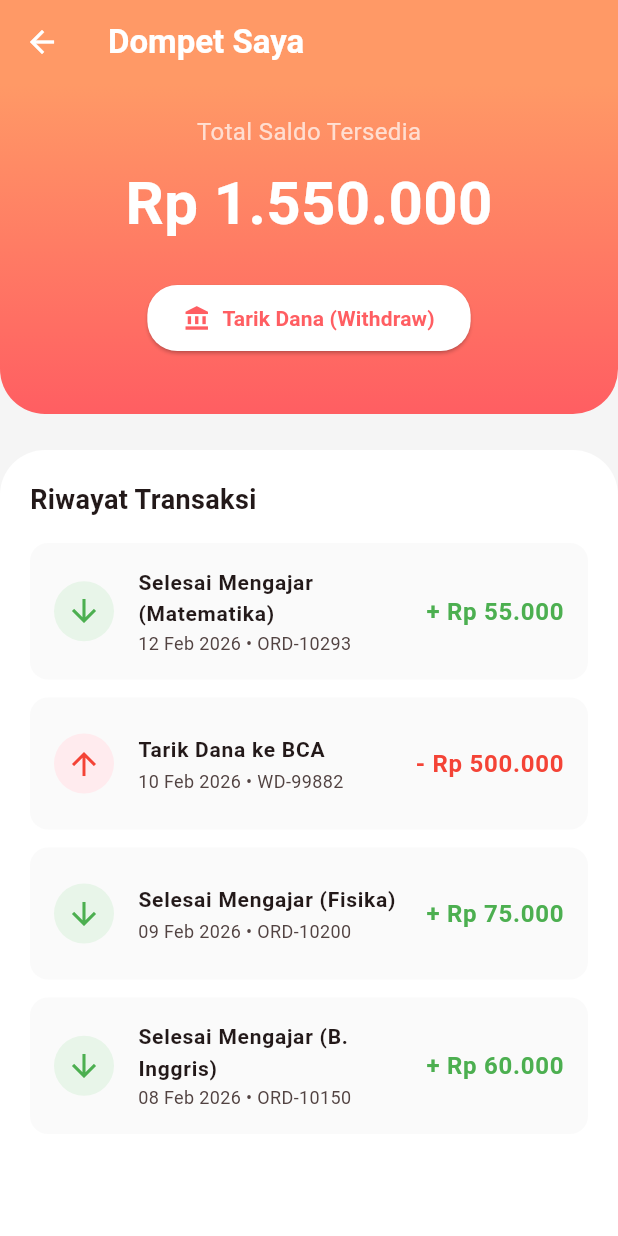
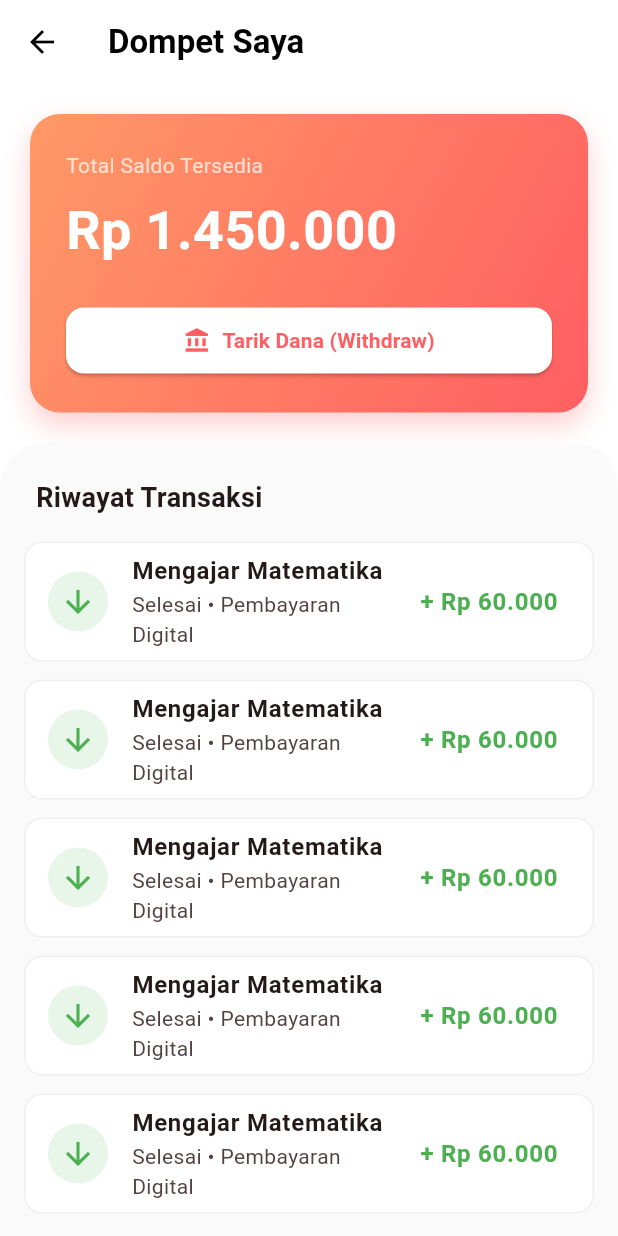
Before and after one commit to zakky-mb/lesin_app, a Flutter app: the WalletPage screen opened directly, on a phone screen of 412 x 824 dp. Run offline on Flutter 3.47's test engine with Material 3 defaults, Android fonts, the phone set to English and light mode, and no system bars; our stand-ins replace dio, flutter_riverpod, flutter_secure_storage, geolocator, google_maps_flutter, google_sign_in; accounts and stored records are empty; network calls fail.

Commit message:
🚀 FINAL: Complete Payment, Tutor Wallet, and Full App Flow

```diff
--- a/lib/features/tutor/wallet_page.dart
+++ b/lib/features/tutor/wallet_page.dart
@@ -6,48 +6,56 @@ class WalletPage extends StatelessWidget {
   @override
   Widget build(BuildContext context) {
     return Scaffold(
-      backgroundColor: Colors.grey[100],
+      backgroundColor: Colors.white,
       appBar: AppBar(
         title: const Text("Dompet Saya",
             style: TextStyle(fontWeight: FontWeight.bold)),
-        backgroundColor: const Color(0xFFFF9966),
-        foregroundColor: Colors.white,
+        backgroundColor: Colors.white,
+        foregroundColor: Colors.black,
         elevation: 0,
       ),
       body: Column(
         children: [
           // --- KARTU SALDO UTAMA ---
           Container(
-            width: double.infinity,
-            padding:
-                const EdgeInsets.only(left: 24, right: 24, bottom: 40, top: 20),
-            decoration: const BoxDecoration(
-              gradient: LinearGradient(
-                colors: [Color(0xFFFF9966), Color(0xFFFF5E62)],
-                begin: Alignment.topCenter,
-                end: Alignment.bottomCenter,
+            margin: const EdgeInsets.all(20),
+            padding: const EdgeInsets.all(24),
+            decoration: BoxDecoration(
+              gradient: const LinearGradient(
+                colors: [
+                  Color(0xFFFF9966),
+                  Color(0xFFFF5E62)
+                ], // Tema Peach/Pink
+                begin: Alignment.topLeft,
+                end: Alignment.bottomRight,
               ),
-              borderRadius: BorderRadius.only(
-                  bottomLeft: Radius.circular(30),
-                  bottomRight: Radius.circular(30)),
+              borderRadius: BorderRadius.circular(20),
+              boxShadow: [
+                BoxShadow(
+                    color: const Color(0xFFFF5E62).withOpacity(0.3),
+                    blurRadius: 15,
+                    offset: const Offset(0, 8))
+              ],
             ),
             child: Column(
+              crossAxisAlignment: CrossAxisAlignment.start,
               children: [
                 const Text("Total Saldo Tersedia",
-                    style: TextStyle(color: Colors.white70, fontSize: 16)),
+                    style: TextStyle(color: Colors.white70, fontSize: 14)),
                 const SizedBox(height: 8),
-                const Text("Rp 1.550.000",
+                const Text("Rp 1.450.000",
                     style: TextStyle(
                         color: Colors.white,
-                        fontSize: 40,
+                        fontSize: 36,
                         fontWeight: FontWeight.bold)),
                 const SizedBox(height: 24),
-
-                // TOMBOL TARIK DANA
-                ElevatedButton.icon(
+                SizedBox(
+                  width: double.infinity,
+                  child: ElevatedButton.icon(
                     onPressed: () {
+                      // Simulasi Tarik Dana
                       ScaffoldMessenger.of(context).showSnackBar(const SnackBar(
-                        content: Text("Fitur Tarik Dana segera hadir!")));
+                          content: Text("Permintaan tarik dana diproses.")));
                     },
                     icon: const Icon(Icons.account_balance,
                         color: Color(0xFFFF5E62)),
@@ -57,47 +65,64 @@ class WalletPage extends StatelessWidget {
                             fontWeight: FontWeight.bold)),
                     style: ElevatedButton.styleFrom(
                       backgroundColor: Colors.white,
-                    padding: const EdgeInsets.symmetric(
-                        horizontal: 24, vertical: 12),
+                      padding: const EdgeInsets.symmetric(vertical: 12),
                       shape: RoundedRectangleBorder(
-                        borderRadius: BorderRadius.circular(20)),
+                          borderRadius: BorderRadius.circular(12)),
+                    ),
                   ),
                 )
               ],
             ),
           ),
 
-          const SizedBox(height: 24),
-
           // --- RIWAYAT TRANSAKSI ---
           Expanded(
             child: Container(
-              padding: const EdgeInsets.all(20),
-              decoration: const BoxDecoration(
-                color: Colors.white,
-                borderRadius: BorderRadius.only(
-                    topLeft: Radius.circular(30),
-                    topRight: Radius.circular(30)),
+              width: double.infinity,
+              decoration: BoxDecoration(
+                color: Colors.grey[50],
+                borderRadius:
+                    const BorderRadius.vertical(top: Radius.circular(30)),
               ),
               child: Column(
                 crossAxisAlignment: CrossAxisAlignment.start,
                 children: [
-                  const Text("Riwayat Transaksi",
-                      style:
-                          TextStyle(fontSize: 18, fontWeight: FontWeight.bold)),
-                  const SizedBox(height: 16),
+                  const Padding(
+                    padding: EdgeInsets.only(left: 24, top: 24, bottom: 16),
+                    child: Text("Riwayat Transaksi",
+                        style: TextStyle(
+                            fontSize: 18, fontWeight: FontWeight.bold)),
+                  ),
                   Expanded(
-                    child: ListView(
-                      children: [
-                        _buildTransactionItem("Selesai Mengajar (Matematika)",
-                            "ORD-10293", "+ Rp 55.000", true, "12 Feb 2026"),
-                        _buildTransactionItem("Tarik Dana ke BCA", "WD-99882",
-                            "- Rp 500.000", false, "10 Feb 2026"),
-                        _buildTransactionItem("Selesai Mengajar (Fisika)",
-                            "ORD-10200", "+ Rp 75.000", true, "09 Feb 2026"),
-                        _buildTransactionItem("Selesai Mengajar (B. Inggris)",
-                            "ORD-10150", "+ Rp 60.000", true, "08 Feb 2026"),
-                      ],
+                    child: ListView.builder(
+                      padding: const EdgeInsets.symmetric(horizontal: 16),
+                      itemCount: 5,
+                      itemBuilder: (context, index) {
+                        return Card(
+                          elevation: 0,
+                          color: Colors.white,
+                          margin: const EdgeInsets.only(bottom: 12),
+                          shape: RoundedRectangleBorder(
+                              borderRadius: BorderRadius.circular(12),
+                              side: BorderSide(color: Colors.grey.shade200)),
+                          child: ListTile(
+                            leading: CircleAvatar(
+                              backgroundColor: Colors.green[50],
+                              child: const Icon(Icons.arrow_downward,
+                                  color: Colors.green), // Icon uang masuk
+                            ),
+                            title: const Text("Mengajar Matematika",
+                                style: TextStyle(fontWeight: FontWeight.bold)),
+                            subtitle:
+                                const Text("Selesai • Pembayaran Digital"),
+                            trailing: const Text("+ Rp 60.000",
+                                style: TextStyle(
+                                    color: Colors.green,
+                                    fontWeight: FontWeight.bold,
+                                    fontSize: 16)),
+                          ),
+                        );
+                      },
                     ),
                   )
                 ],
@@ -108,30 +133,4 @@ class WalletPage extends StatelessWidget {
       ),
     );
   }
-
-  Widget _buildTransactionItem(String title, String subtitle, String amount,
-      bool isIncome, String date) {
-    return Card(
-      elevation: 0,
-      color: Colors.grey[50],
-      margin: const EdgeInsets.only(bottom: 12),
-      child: ListTile(
-        contentPadding: const EdgeInsets.symmetric(horizontal: 16, vertical: 8),
-        leading: CircleAvatar(
-          backgroundColor: isIncome ? Colors.green[50] : Colors.red[50],
-          child: Icon(isIncome ? Icons.arrow_downward : Icons.arrow_upward,
-              color: isIncome ? Colors.green : Colors.red),
-        ),
-        title: Text(title,
-            style: const TextStyle(fontWeight: FontWeight.bold, fontSize: 14)),
-        subtitle:
-            Text("$date • $subtitle", style: const TextStyle(fontSize: 12)),
-        trailing: Text(amount,
-            style: TextStyle(
-                color: isIncome ? Colors.green : Colors.red,
-                fontWeight: FontWeight.bold,
-                fontSize: 16)),
-      ),
-    );
 }
-}
--- a/pubspec.yaml
+++ b/pubspec.yaml
@@ -41,6 +41,8 @@ dependencies:
   google_sign_in: ^6.2.1
   firebase_core: ^2.27.0
   firebase_messaging: ^14.7.19
+  google_maps_flutter: ^2.5.3
+  geolocator: ^11.1.0
 
 dev_dependencies:
   flutter_test:
```
Also changed, not shown: lib/features/order/order_confirmation_page.dart (+35 -34 lines), lib/features/tutor/tutor_dashboard_page.dart (+23 -33 lines), pubspec.lock, 3 other files. Lines whose indentation alone changed are shown as unchanged.
